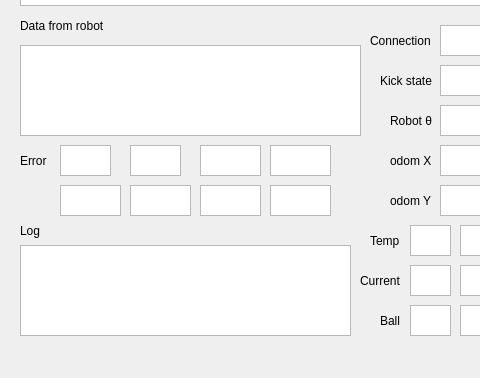
The window that Qt Communication Tester/Qt_Communication_Tester/qt_communication_tester.ui (ibis-ssl/GUI_Qt) describes before a commit, drawn with Qt 5; both pictures show x 0 to 480 and y 335 to 713 of the 760 by 713 pixel window.
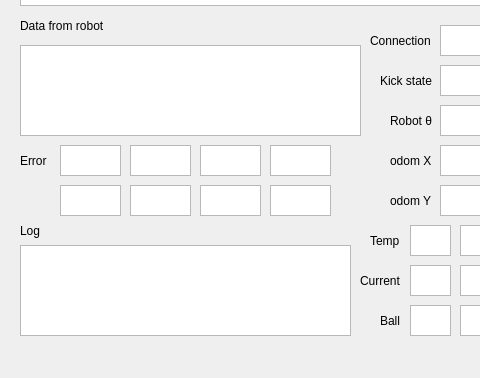
The same window after the commit.

What changed in the file:
```diff
--- a/Qt Communication Tester/Qt_Communication_Tester/qt_communication_tester.ui
+++ b/Qt Communication Tester/Qt_Communication_Tester/qt_communication_tester.ui
@@ -874,7 +874,7 @@
      <rect>
       <x>60</x>
       <y>480</y>
-      <width>51</width>
+      <width>61</width>
       <height>31</height>
      </rect>
     </property>
@@ -897,7 +897,7 @@
      <rect>
       <x>130</x>
       <y>480</y>
-      <width>51</width>
+      <width>61</width>
       <height>31</height>
      </rect>
     </property>
```
Left out of the diff: 2 changed lines with no effect on the pictures.
